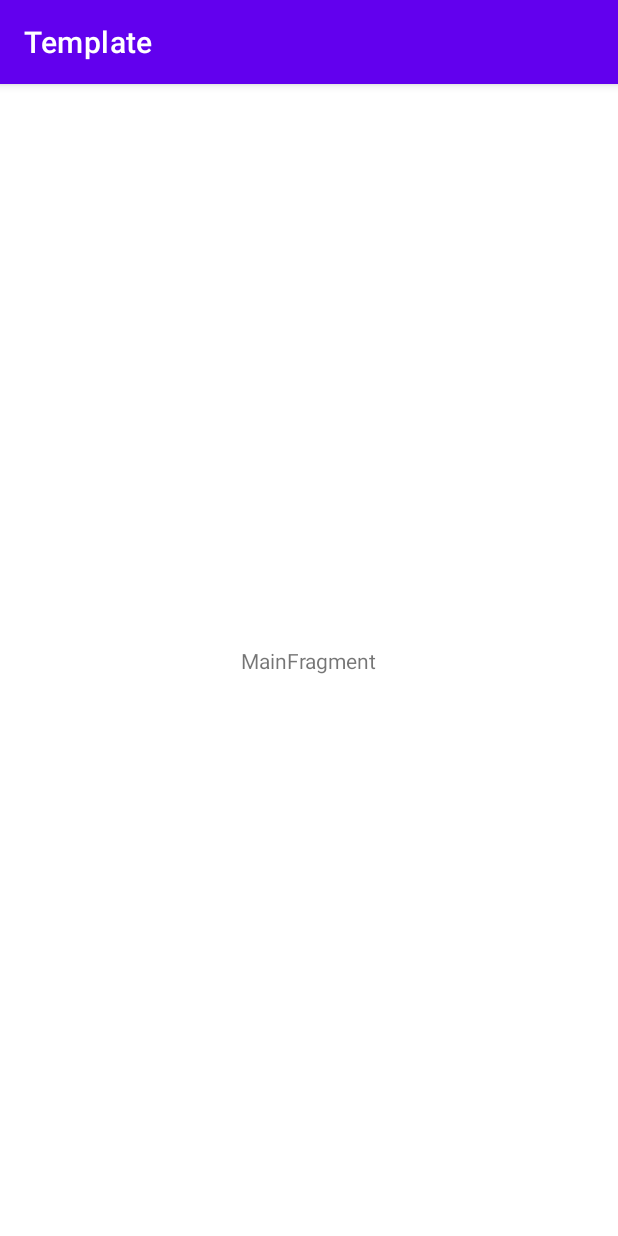
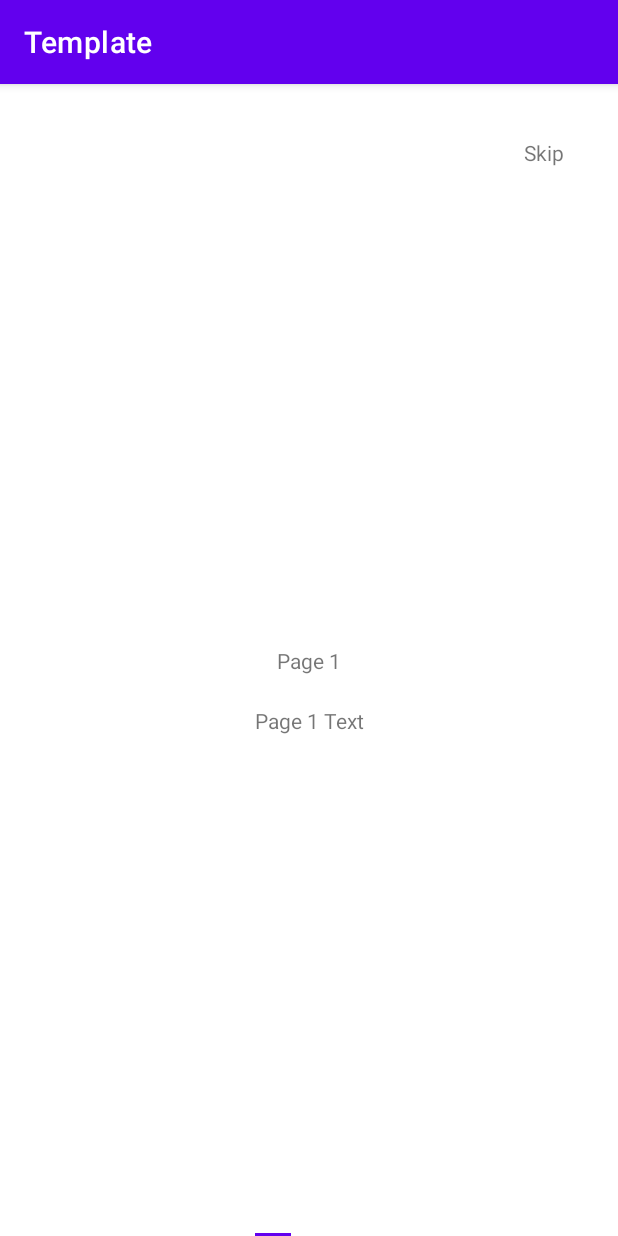
Before and after one commit to ksr-dev/onboarding-mvvm-template, an Android app: the screen it shows after launch (MainActivity), on a phone screen of 412 x 824 dp. Run offline under Robolectric (Android 15) with nearby library versions, the phone set to English and light mode, and no system bars.

Commit message:
create first iteration of swipable view

```diff
--- a/app/src/main/AndroidManifest.xml
+++ b/app/src/main/AndroidManifest.xml
@@ -2,6 +2,9 @@
 <manifest xmlns:android="http://schemas.android.com/apk/res/android"
     xmlns:tools="http://schemas.android.com/tools"
     package="ee.ksr.template">
+
+    <uses-permission android:name="android.permission.POST_NOTIFICATIONS"/>
+    <uses-permission android:name="android.permission.ACCESS_COARSE_LOCATION" />
 
     <application
         android:allowBackup="true"
--- a/app/src/main/java/ee/ksr/template/MainActivity.kt
+++ b/app/src/main/java/ee/ksr/template/MainActivity.kt
@@ -2,17 +2,18 @@ package ee.ksr.template
 
 import androidx.appcompat.app.AppCompatActivity
 import android.os.Bundle
-import ee.ksr.template.ui.main.MainFragment
+import ee.ksr.template.databinding.ActivityMainBinding
+import ee.ksr.template.ui.onboarding.OnboardingContainerFragment
 
 class MainActivity : AppCompatActivity() {
 
+    private lateinit var binding: ActivityMainBinding
+
     override fun onCreate(savedInstanceState: Bundle?) {
         super.onCreate(savedInstanceState)
-        setContentView(R.layout.activity_main)
-        if (savedInstanceState == null) {
-            supportFragmentManager.beginTransaction()
-                .replace(R.id.container, MainFragment.newInstance())
-                .commitNow()
-        }
+
+        binding = ActivityMainBinding.inflate(layoutInflater)
+        val view = binding.root
+        setContentView(view)
     }
 }
--- a/app/src/main/java/ee/ksr/template/ui/main/MainFragment.kt
+++ /dev/null
@@ -1,32 +0,0 @@
-package ee.ksr.template.ui.main
-
-import androidx.lifecycle.ViewModelProvider
-import android.os.Bundle
-import androidx.fragment.app.Fragment
-import android.view.LayoutInflater
-import android.view.View
-import android.view.ViewGroup
-import ee.ksr.template.R
-
-class MainFragment : Fragment() {
-
-    companion object {
-        fun newInstance() = MainFragment()
-    }
-
-    private lateinit var viewModel: MainViewModel
-
-    override fun onCreateView(
-        inflater: LayoutInflater, container: ViewGroup?,
-        savedInstanceState: Bundle?
-    ): View {
-        return inflater.inflate(R.layout.fragment_main, container, false)
-    }
-
-    override fun onActivityCreated(savedInstanceState: Bundle?) {
-        super.onActivityCreated(savedInstanceState)
-        viewModel = ViewModelProvider(this).get(MainViewModel::class.java)
-        // TODO: Use the ViewModel
-    }
-
-}
--- a/app/src/main/java/ee/ksr/template/ui/main/MainViewModel.kt
+++ /dev/null
@@ -1,7 +0,0 @@
-package ee.ksr.template.ui.main
-
-import androidx.lifecycle.ViewModel
-
-class MainViewModel : ViewModel() {
-    // TODO: Implement the ViewModel
-}
--- /dev/null
+++ b/app/src/main/java/ee/ksr/template/ui/onboarding/OnboardingContainerFragment.kt
@@ -0,0 +1,71 @@
+package ee.ksr.template.ui.onboarding
+
+import androidx.lifecycle.ViewModelProvider
+import android.os.Bundle
+import androidx.fragment.app.Fragment
+import android.view.LayoutInflater
+import android.view.View
+import android.view.ViewGroup
+import androidx.viewpager2.adapter.FragmentStateAdapter
+import androidx.viewpager2.widget.ViewPager2
+import com.google.android.material.tabs.TabLayoutMediator
+import ee.ksr.template.R
+import ee.ksr.template.databinding.FragmentOnboardingContainerBinding
+
+class OnboardingContainerFragment : Fragment() {
+
+    private var _binding: FragmentOnboardingContainerBinding? = null
+
+    // This property is only valid between onCreateView and
+    // onDestroyView.
+    private val binding get() = _binding!!
+
+    private lateinit var viewPager: ViewPager2
+    private lateinit var pagerAdapter: SlidePagerAdapter
+
+    private lateinit var viewModel: OnboardingViewModel
+
+    override fun onCreateView(
+        inflater: LayoutInflater, container: ViewGroup?,
+        savedInstanceState: Bundle?
+    ): View {
+        _binding = FragmentOnboardingContainerBinding.inflate(inflater, container, false)
+        return binding.root
+    }
+
+    override fun onActivityCreated(savedInstanceState: Bundle?) {
+        super.onActivityCreated(savedInstanceState)
+        viewModel = ViewModelProvider(this)[OnboardingViewModel::class.java]
+        // TODO: Use the ViewModel
+    }
+
+    override fun onViewCreated(view: View, savedInstanceState: Bundle?) {
+        super.onViewCreated(view, savedInstanceState)
+        initViewPager()
+    }
+
+    private fun initViewPager() {
+        viewPager = binding.viewpager
+        pagerAdapter = SlidePagerAdapter(this)
+        viewPager.adapter = pagerAdapter
+        val tabLayout = binding.tablayout
+        TabLayoutMediator(tabLayout, viewPager) { _, _ -> }.attach()
+    }
+
+    private inner class SlidePagerAdapter(fragment: OnboardingContainerFragment) :
+        FragmentStateAdapter(fragment) {
+        override fun getItemCount(): Int = NUM_PAGES
+        override fun createFragment(position: Int): Fragment {
+            val pageTitle = resources.getStringArray(R.array.onboarding_title_array)[position]
+            val pageBody = resources.getStringArray(R.array.onboarding_body_array)[position]
+            return OnboardingPageFragment.newInstance(
+                title = pageTitle,
+                body = pageBody
+            )
+        }
+    }
+
+    companion object {
+        private const val NUM_PAGES = 3
+    }
+}
--- /dev/null
+++ b/app/src/main/java/ee/ksr/template/ui/onboarding/OnboardingPageFragment.kt
@@ -0,0 +1,51 @@
+package ee.ksr.template.ui.onboarding
+
+import android.os.Bundle
+import androidx.fragment.app.Fragment
+import android.view.LayoutInflater
+import android.view.View
+import android.view.ViewGroup
+import ee.ksr.template.databinding.FragmentOnboardingPageBinding
+
+class OnboardingPageFragment : Fragment() {
+
+    private var _binding: FragmentOnboardingPageBinding? = null
+    // This property is only valid between onCreateView and
+    // onDestroyView.
+    private val binding get() = _binding!!
+
+
+    override fun onCreateView(
+        inflater: LayoutInflater, container: ViewGroup?,
+        savedInstanceState: Bundle?
+    ): View {
+        _binding = FragmentOnboardingPageBinding.inflate(inflater, container, false)
+        return binding.root
+    }
+
+    override fun onViewCreated(view: View, savedInstanceState: Bundle?) {
+        super.onViewCreated(view, savedInstanceState)
+        arguments?.let {
+            it.getString(ARG_TITLE)?.let { title ->
+                binding.title.text = title
+            }
+            it.getString(ARG_BODY)?.let { body ->
+                binding.body.text = body
+            }
+        }
+    }
+
+    companion object {
+        private const val ARG_TITLE = "ARG_TITLE"
+        private const val ARG_BODY = "ARG_BODY"
+
+        fun newInstance(title: String, body: String): OnboardingPageFragment {
+            val args = Bundle()
+            args.putString(ARG_TITLE, title)
+            args.putString(ARG_BODY, body)
+            val fragment = OnboardingPageFragment()
+            fragment.arguments = args
+            return fragment
+        }
+    }
+}
--- /dev/null
+++ b/app/src/main/java/ee/ksr/template/ui/onboarding/OnboardingViewModel.kt
@@ -0,0 +1,8 @@
+package ee.ksr.template.ui.onboarding
+
+import androidx.lifecycle.ViewModel
+
+class OnboardingViewModel : ViewModel() {
+    // TODO: Implement the ViewModel
+
+}
--- a/app/src/main/res/layout/activity_main.xml
+++ b/app/src/main/res/layout/activity_main.xml
@@ -1,7 +1,23 @@
 <?xml version="1.0" encoding="utf-8"?>
-<FrameLayout xmlns:android="http://schemas.android.com/apk/res/android"
+<androidx.constraintlayout.widget.ConstraintLayout xmlns:android="http://schemas.android.com/apk/res/android"
     xmlns:tools="http://schemas.android.com/tools"
+    xmlns:app="http://schemas.android.com/apk/res-auto"
     android:id="@+id/container"
     android:layout_width="match_parent"
     android:layout_height="match_parent"
-    tools:context=".MainActivity" />
+    tools:context=".MainActivity">
+
+    <androidx.fragment.app.FragmentContainerView
+        android:id="@+id/nav_host_fragment"
+        android:name="androidx.navigation.fragment.NavHostFragment"
+        android:layout_width="0dp"
+        android:layout_height="0dp"
+        app:layout_constraintLeft_toLeftOf="parent"
+        app:layout_constraintRight_toRightOf="parent"
+        app:layout_constraintTop_toTopOf="parent"
+        app:layout_constraintBottom_toBottomOf="parent"
+
+        app:defaultNavHost="true"
+        app:navGraph="@navigation/nav_graph" />
+
+</androidx.constraintlayout.widget.ConstraintLayout>
--- /dev/null
+++ b/app/src/main/res/layout/fragment_onboarding_container.xml
@@ -0,0 +1,39 @@
+<?xml version="1.0" encoding="utf-8"?>
+<androidx.constraintlayout.widget.ConstraintLayout xmlns:android="http://schemas.android.com/apk/res/android"
+    xmlns:app="http://schemas.android.com/apk/res-auto"
+    xmlns:tools="http://schemas.android.com/tools"
+    android:id="@+id/main"
+    android:layout_width="match_parent"
+    android:layout_height="match_parent"
+    tools:context=".ui.onboarding.OnboardingContainerFragment">
+
+    <androidx.appcompat.widget.AppCompatTextView
+        android:id="@+id/message"
+        android:layout_width="wrap_content"
+        android:layout_height="wrap_content"
+        android:layout_marginTop="36dp"
+        android:layout_marginEnd="36dp"
+        android:text="Skip"
+        app:layout_constraintEnd_toEndOf="parent"
+        app:layout_constraintTop_toTopOf="parent" />
+
+    <com.google.android.material.tabs.TabLayout
+        android:id="@+id/tablayout"
+        android:layout_width="match_parent"
+        android:layout_height="wrap_content"
+        android:background="@color/white"
+        app:layout_constraintBottom_toBottomOf="parent"
+        app:layout_constraintEnd_toEndOf="parent"
+        app:layout_constraintStart_toStartOf="parent"
+        app:tabGravity="center" />
+
+    <androidx.viewpager2.widget.ViewPager2
+        android:id="@+id/viewpager"
+        android:layout_width="match_parent"
+        android:layout_height="match_parent"
+        app:layout_constraintBottom_toBottomOf="parent"
+        app:layout_constraintEnd_toEndOf="parent"
+        app:layout_constraintStart_toStartOf="parent"
+        app:layout_constraintTop_toTopOf="parent" />
+
+</androidx.constraintlayout.widget.ConstraintLayout>
--- a/app/src/main/res/layout/fragment_main.xml
+++ b/app/src/main/res/layout/fragment_onboarding_page.xml
@@ -2,19 +2,30 @@
 <androidx.constraintlayout.widget.ConstraintLayout xmlns:android="http://schemas.android.com/apk/res/android"
     xmlns:app="http://schemas.android.com/apk/res-auto"
     xmlns:tools="http://schemas.android.com/tools"
-    android:id="@+id/main"
     android:layout_width="match_parent"
     android:layout_height="match_parent"
-    tools:context=".ui.main.MainFragment">
+    tools:context=".ui.onboarding.OnboardingPageFragment">
 
     <TextView
-        android:id="@+id/message"
+        android:id="@+id/title"
         android:layout_width="wrap_content"
         android:layout_height="wrap_content"
-        android:text="MainFragment"
         app:layout_constraintBottom_toBottomOf="parent"
         app:layout_constraintEnd_toEndOf="parent"
         app:layout_constraintStart_toStartOf="parent"
-        app:layout_constraintTop_toTopOf="parent" />
+        app:layout_constraintTop_toTopOf="parent"
+        tools:text="@string/app_name" />
+
+    <TextView
+        android:id="@+id/body"
+        android:layout_width="wrap_content"
+        android:layout_height="wrap_content"
+        android:layout_marginTop="80dp"
+        app:layout_constraintBottom_toBottomOf="parent"
+        app:layout_constraintEnd_toEndOf="parent"
+        app:layout_constraintStart_toStartOf="parent"
+        app:layout_constraintTop_toTopOf="parent"
+        tools:text="@string/app_name" />
+
 
 </androidx.constraintlayout.widget.ConstraintLayout>
--- /dev/null
+++ b/app/src/main/res/navigation/nav_graph.xml
@@ -0,0 +1,13 @@
+<?xml version="1.0" encoding="utf-8"?>
+<navigation xmlns:android="http://schemas.android.com/apk/res/android"
+    xmlns:app="http://schemas.android.com/apk/res-auto"
+    xmlns:tools="http://schemas.android.com/tools"
+    android:id="@+id/nav_graph"
+    app:startDestination="@id/onboardingContainerFragment">
+
+    <fragment
+        android:id="@+id/onboardingContainerFragment"
+        android:name="ee.ksr.template.ui.onboarding.OnboardingContainerFragment"
+        android:label="fragment_main"
+        tools:layout="@layout/fragment_onboarding_container" />
+</navigation>
--- /dev/null
+++ b/app/src/main/res/values/array.xml
@@ -0,0 +1,13 @@
+<?xml version="1.0" encoding="utf-8"?>
+<resources>
+    <string-array name="onboarding_title_array">
+        <item>@string/onboarding_title_1</item>
+        <item>@string/onboarding_title_2</item>
+        <item>@string/onboarding_title_3</item>
+    </string-array>
+    <string-array name="onboarding_body_array">
+        <item>@string/onboarding_body_1</item>
+        <item>@string/onboarding_body_2</item>
+        <item>@string/onboarding_body_3</item>
+    </string-array>
+</resources>
--- a/app/src/main/res/values/strings.xml
+++ b/app/src/main/res/values/strings.xml
@@ -1,3 +1,11 @@
 <resources>
     <string name="app_name">Template</string>
+    <string name="onboarding_title_1">Page 1</string>
+    <string name="onboarding_title_2">Page 2</string>
+    <string name="onboarding_title_3">Page 3</string>
+
+    <string name="onboarding_body_1">Page 1 Text</string>
+    <string name="onboarding_body_2">Page 2 Text</string>
+    <string name="onboarding_body_3">Page 3 Text</string>
+
 </resources>
```
Also changed, not shown: app/build.gradle (+27 -7 lines).
